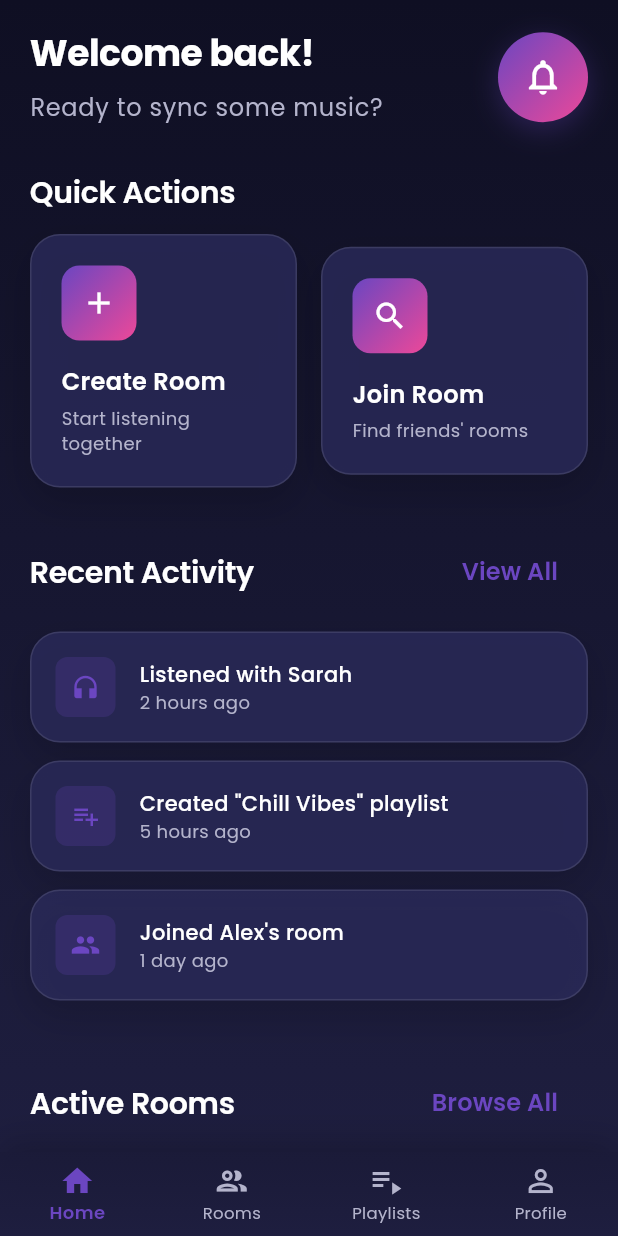
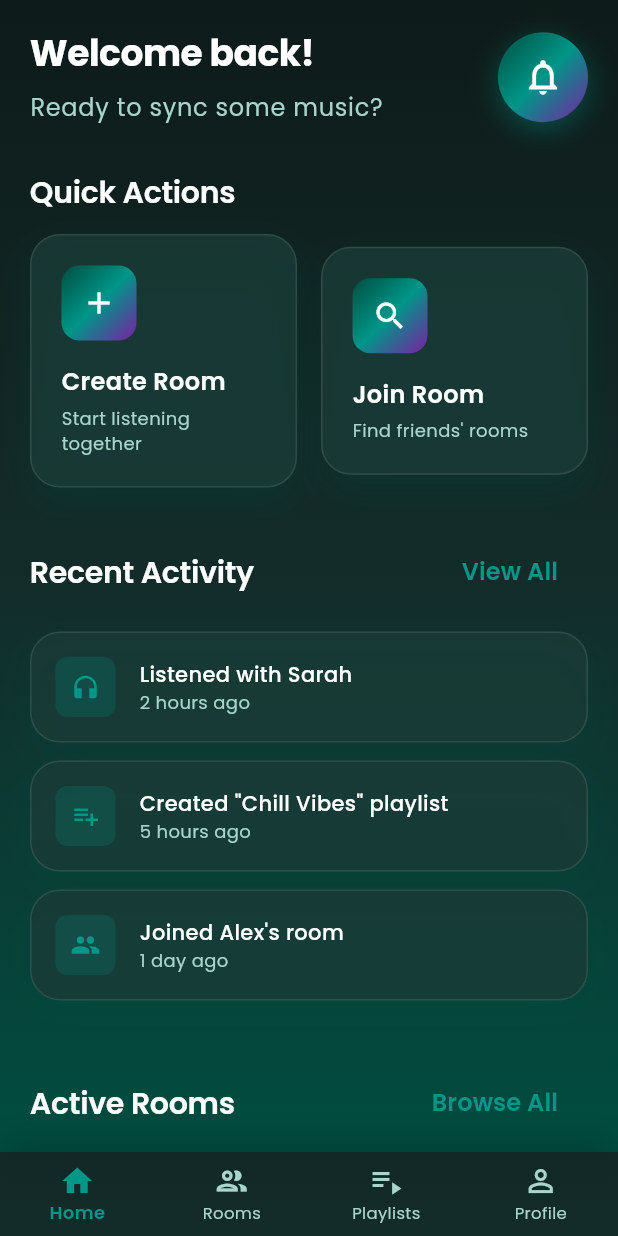
Before and after one commit to Sutheshika/together-tunes, a Flutter app: the MainApp screen opened by its route, on a phone screen of 412 x 824 dp. Run offline on Flutter 3.47's test engine with Material 3 defaults, Android fonts, the phone set to English and light mode, and no system bars; drawn by our look-alikes of flutter_animate; our stand-ins replace flutter_riverpod, google_fonts, just_audio, socket_io_client.

Commit message:
Final Theme: Teal + Purple (Balanced, Sophisticated) - Design Complete

```diff
--- a/lib/theme/app_theme.dart
+++ b/lib/theme/app_theme.dart
@@ -3,16 +3,22 @@ import 'package:flutter/services.dart';
 import 'package:google_fonts/google_fonts.dart';
 
 class AppTheme {
-  static const Color primaryColor = Color(0xFF6B46C1); // Purple
-  static const Color secondaryColor = Color(0xFFEC4899); // Pink
-  static const Color backgroundColor = Color(0xFF0F0F23); // Dark blue
-  static const Color surfaceColor = Color(0xFF1E1E3F); // Darker blue
-  static const Color cardColor = Color(0xFF2A2A5A); // Medium blue
-  static const Color textPrimary = Color(0xFFFFFFFF);
-  static const Color textSecondary = Color(0xFFB4B4CC);
-  static const Color accent = Color(0xFF10B981); // Green for success
-  static const Color warning = Color(0xFFF59E0B); // Orange
-  static const Color error = Color(0xFFEF4444); // Red
+  // Teal + Purple Color Palette (Balanced, Sophisticated)
+  static const Color darkTeal = Color(0xFF004D40); // Dark teal
+  static const Color mediumTeal = Color(0xFF00796B); // Medium teal
+  static const Color brightTeal = Color(0xFF009688); // Bright teal
+  static const Color lightTeal = Color(0xFF26A69A); // Light teal
+  static const Color primaryColor = Color(0xFF009688); // Primary teal
+  static const Color secondaryColor = Color(0xFF7B1FA2); // Purple
+  static const Color cyanAccent = Color(0xFF4DB8A8); // Light teal accent
+  static const Color backgroundColor = Color(0xFF0D1B19); // Very dark teal
+  static const Color surfaceColor = Color(0xFF132C2A); // Dark teal surface
+  static const Color cardColor = Color(0xFF1A3A36); // Dark teal card
+  static const Color textPrimary = Color(0xFFFFFFFF); // White text
+  static const Color textSecondary = Color(0xFFA8D5CC); // Light teal text
+  static const Color accent = Color(0xFF7B1FA2); // Purple accent
+  static const Color warning = Color(0xFFFFA726); // Orange
+  static const Color error = Color(0xFFEF5350); // Red
 
   static ThemeData get theme => ThemeData(
     useMaterial3: true,
@@ -56,8 +62,8 @@ class AppTheme {
       style: ElevatedButton.styleFrom(
         backgroundColor: primaryColor,
         foregroundColor: Colors.white,
-        elevation: 4,
-        shadowColor: primaryColor.withOpacity(0.3),
+        elevation: 8,
+        shadowColor: cyanAccent.withOpacity(0.5),
         padding: const EdgeInsets.symmetric(horizontal: 32, vertical: 16),
         shape: RoundedRectangleBorder(
           borderRadius: BorderRadius.circular(16),
@@ -171,23 +177,49 @@ class AppTheme {
     ),
   );
 
-  // Gradient backgrounds
+  // Gradient backgrounds - Teal + Purple (Balanced, Sophisticated)
   static const LinearGradient primaryGradient = LinearGradient(
     begin: Alignment.topLeft,
     end: Alignment.bottomRight,
-    colors: [primaryColor, secondaryColor],
+    colors: [darkTeal, primaryColor, secondaryColor],
   );
 
   static const LinearGradient backgroundGradient = LinearGradient(
     begin: Alignment.topCenter,
     end: Alignment.bottomCenter,
-    colors: [backgroundColor, surfaceColor],
+    colors: [backgroundColor, surfaceColor, darkTeal],
   );
 
-  // Custom shadows
+  static const LinearGradient blueGradient = LinearGradient(
+    begin: Alignment.topLeft,
+    end: Alignment.bottomRight,
+    colors: [darkTeal, primaryColor, lightTeal, secondaryColor],
+  );
+
+  static const LinearGradient lightBlueGradient = LinearGradient(
+    begin: Alignment.topLeft,
+    end: Alignment.bottomRight,
+    colors: [primaryColor, lightTeal, secondaryColor],
+  );
+
+  // NEW: Cyan accent gradient for special elements
+  static const LinearGradient cyanGradient = LinearGradient(
+    begin: Alignment.topLeft,
+    end: Alignment.bottomRight,
+    colors: [primaryColor, cyanAccent],
+  );
+
+  // NEW: Glowing gradient for active states
+  static const LinearGradient glowingGradient = LinearGradient(
+    begin: Alignment.topLeft,
+    end: Alignment.bottomRight,
+    colors: [cyanAccent, secondaryColor, cyanAccent],
+  );
+
+  // Custom shadows - Teal tinted with Purple glow
   static List<BoxShadow> get cardShadow => [
     BoxShadow(
-      color: Colors.black.withOpacity(0.15),
+      color: darkTeal.withOpacity(0.25),
       blurRadius: 20,
       offset: const Offset(0, 10),
     ),
@@ -195,9 +227,32 @@ class AppTheme {
 
   static List<BoxShadow> get buttonShadow => [
     BoxShadow(
-      color: primaryColor.withOpacity(0.3),
+      color: primaryColor.withOpacity(0.4),
       blurRadius: 15,
       offset: const Offset(0, 5),
     ),
   ];
+
+  // NEW: Glowing shadow for active/playing states
+  static List<BoxShadow> get glowingShadow => [
+    BoxShadow(
+      color: secondaryColor.withOpacity(0.6),
+      blurRadius: 25,
+      offset: const Offset(0, 8),
+    ),
+    BoxShadow(
+      color: secondaryColor.withOpacity(0.3),
+      blurRadius: 40,
+      offset: const Offset(0, 15),
+    ),
+  ];
+
+  // NEW: Subtle glow for hover states
+  static List<BoxShadow> get subtleGlow => [
+    BoxShadow(
+      color: cyanAccent.withOpacity(0.25),
+      blurRadius: 12,
+      offset: const Offset(0, 4),
+    ),
+  ];
 }
```
